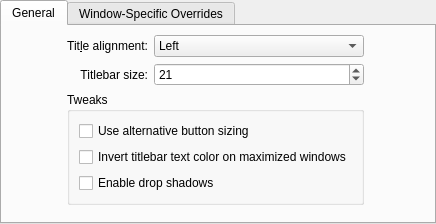
The window that kwin/decoration/breeze-v5.93.0/kdecoration/config/ui/breezeconfigurationui.ui (aeroshell-desktop/aerothemeplasma) describes before a commit, drawn with Qt 5.
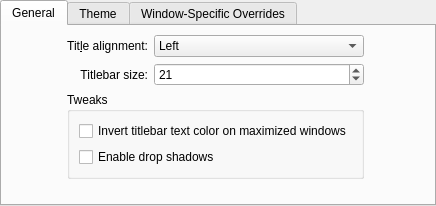
The same window after the commit. Custom widgets are drawn as their Qt base class.

The edit to the form file:
```diff
--- a/kwin/decoration/breeze-v5.93.0/kdecoration/config/ui/breezeconfigurationui.ui
+++ b/kwin/decoration/breeze-v5.93.0/kdecoration/config/ui/breezeconfigurationui.ui
@@ -7,7 +7,7 @@
     <x>0</x>
     <y>0</y>
     <width>436</width>
-    <height>212</height>
+    <height>206</height>
    </rect>
   </property>
   <layout class="QVBoxLayout" name="verticalLayout">
@@ -156,13 +156,6 @@
           <string>Tweaks</string>
          </property>
          <layout class="QVBoxLayout" name="verticalLayout_2">
-          <item>
-           <widget class="QCheckBox" name="alternativeButtonSizing">
-            <property name="text">
-             <string>Use alternative button sizing</string>
-            </property>
-           </widget>
-          </item>
           <item>
            <widget class="QCheckBox" name="invertTextColor">
             <property name="text">
@@ -270,6 +263,16 @@
        </item>
       </layout>
      </widget>
+     <widget class="QWidget" name="tab_2">
+      <attribute name="title">
+       <string>Theme</string>
+      </attribute>
+      <layout class="QGridLayout" name="gridLayout">
+       <item row="0" column="0">
+        <widget class="QListView" name="themeList"/>
+       </item>
+      </layout>
+     </widget>
      <widget class="QWidget" name="tab_3">
       <attribute name="title">
        <string>Window-Specific Overrides</string>
```
